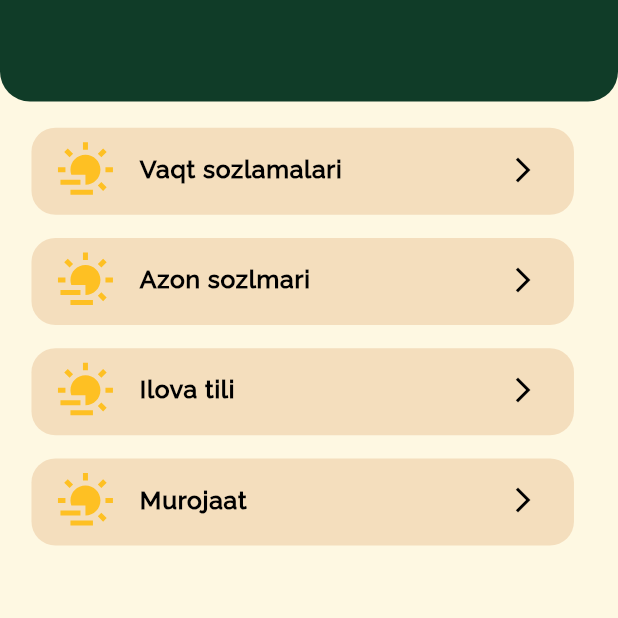
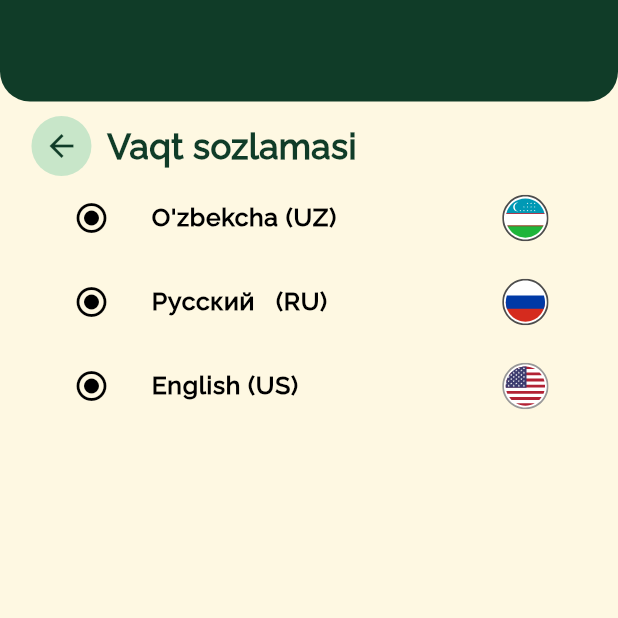
Before and after one commit to azizbek123411/ramazon_taqvimi, a Flutter app: the SettingsPage screen opened directly, after a tap on "Ilova tili", on a phone screen of 412 x 824 dp, the top half of it. Run offline on Flutter 3.47's test engine with Material 3 defaults, Android fonts, the phone set to English and light mode, and no system bars; our stand-ins replace flutter_map, flutter_svg, latlong2, percent_indicator.

Commit message:
settings_page

```diff
--- a/lib/src/ui/pages/nav_bar_pages/settings_page.dart
+++ b/lib/src/ui/pages/nav_bar_pages/settings_page.dart
@@ -3,6 +3,9 @@ import 'package:ramazon_taqvimi/src/config/appColors.dart';
 import 'package:ramazon_taqvimi/src/config/router.dart';
 import 'package:ramazon_taqvimi/src/repository/utils/app_padding.dart';
 import 'package:ramazon_taqvimi/src/repository/utils/screen_utils.dart';
+import 'package:ramazon_taqvimi/src/ui/screens/settings_screens/azon_settings.dart';
+import 'package:ramazon_taqvimi/src/ui/screens/settings_screens/connect_screen.dart';
+import 'package:ramazon_taqvimi/src/ui/screens/settings_screens/language_settings.dart';
 import 'package:ramazon_taqvimi/src/ui/screens/settings_screens/time_settings.dart';
 import 'package:ramazon_taqvimi/src/ui/widgets/settings_list_tile.dart';
 
@@ -49,15 +52,19 @@ class _SettingsPageState extends State<SettingsPage> {
                   size: 20,
                   color: AppColors.blackColor,
                 ),
-                onTap: () {},
-                title: "Azon sozlmari"),
+                onTap: () {
+                  AppRouter.go(context, const AzonSettings());
+                },
+                title: "Azon sozlamari"),
             SettingsListTile(
                 trailing: Icon(
                   Icons.arrow_forward_ios,
                   size: 20,
                   color: AppColors.blackColor,
                 ),
-                onTap: () {},
+                onTap: () {
+                  AppRouter.go(context, const LanguageSettings());
+                },
                 title: "Ilova tili"),
             SettingsListTile(
                 trailing: Icon(
@@ -65,7 +72,9 @@ class _SettingsPageState extends State<SettingsPage> {
                   size: 20,
                   color: AppColors.blackColor,
                 ),
-                onTap: () {},
+                onTap: () {
+                  AppRouter.go(context, const Connect());
+                },
                 title: "Murojaat"),
           ],
         ),
--- /dev/null
+++ b/lib/src/ui/screens/settings_screens/language_settings.dart
@@ -0,0 +1,119 @@
+import 'package:flutter/material.dart';
+import 'package:flutter_svg/svg.dart';
+import 'package:ramazon_taqvimi/src/repository/utils/app_padding.dart';
+import 'package:ramazon_taqvimi/src/repository/utils/screen_utils.dart';
+
+import '../../../config/appColors.dart';
+import '../../../config/font_size.dart';
+import '../../../config/router.dart';
+import '../../../repository/constants/text_styles.dart';
+import '../../../repository/utils/space.dart';
+class LanguageSettings extends StatelessWidget {
+  const LanguageSettings({super.key});
+
+  @override
+  Widget build(BuildContext context) {
+    return Scaffold(
+      appBar: PreferredSize(
+          preferredSize: Size(double.infinity, 70.h),
+          child: Container(
+            decoration: BoxDecoration(
+              color: AppColors.mainGreen,
+              borderRadius: const BorderRadius.only(
+                bottomRight: Radius.circular(20),
+                bottomLeft: Radius.circular(20),
+              ),
+            ),
+          )),
+      backgroundColor: AppColors.mainBackground,
+      body: Padding(
+        padding: Dis.only(lr: 20.w,
+        tb: 10.h),
+        child: Column(
+          children: [
+            Row(
+              children: [
+                CircleAvatar(
+                  backgroundColor: Colors.green.shade100,
+                  child: IconButton(
+                    onPressed: () {
+                      AppRouter.close(context);
+                    },
+                    icon: Icon(
+                      Icons.arrow_back,
+                      color: AppColors.mainGreen,
+                    ),
+                  ),
+                ),
+                WBox(10.w),
+                Text(
+                  "Vaqt sozlamasi",
+                  style: AppTextStyle.instance.w700.copyWith(
+                      fontSize: FontSizeConst.instance.extraLargeFont,
+                      color: AppColors.mainGreen),
+                )
+              ],
+            ),
+            ListTile(
+              leading: IconButton(
+                onPressed: () {},
+                icon: Icon(Icons.radio_button_checked_sharp,
+                    color: AppColors.blackColor),
+              ),
+              title: Text(
+                "O'zbekcha (UZ)",
+                style: AppTextStyle.instance.w700.copyWith(
+                  fontSize: FontSizeConst.instance.mediumFont,
+                  color: AppColors.blackColor,
+                ),
+              ),
+              trailing: SvgPicture.asset(
+                "assets/svg/uzbekistan-flag-round-circle-icon.svg",
+                height: 32.h,
+                width: 32.w,
+              ),
+            ),
+            ListTile(
+              leading: IconButton(
+                onPressed: () {},
+                icon: Icon(
+                  Icons.radio_button_checked_sharp,
+                  color: AppColors.blackColor,
+                ),
+              ),
+              title: Text(
+                "Русский   (RU)",
+                style: AppTextStyle.instance.w700.copyWith(
+                  fontSize: FontSizeConst.instance.mediumFont,
+                  color: AppColors.blackColor,
+                ),
+              ),
+              trailing: SvgPicture.asset(
+                  "assets/svg/russia-flag-round-circle-icon.svg",
+                  height: 32.h,
+                  width: 32.w),
+            ),
+            ListTile(
+              leading: IconButton(
+                onPressed: () {},
+                icon: Icon(Icons.radio_button_checked_sharp,
+                    color: AppColors.blackColor),
+              ),
+              title: Text(
+                "English (US)",
+                style: AppTextStyle.instance.w700.copyWith(
+                  fontSize: FontSizeConst.instance.mediumFont,
+                  color: AppColors.blackColor,
+                ),
+              ),
+              trailing: SvgPicture.asset(
+                  "assets/svg/usa-flag-round-circle-icon.svg",
+                  height: 32.h,
+                  width: 32.w),
+            ),
+          ],
+        ),
+      ),
+    );
+  }
+}
```
Also changed, not shown: lib/src/ui/screens/settings_screens/azon_settings.dart (added, +66 -0 lines), lib/src/ui/screens/settings_screens/connect_screen.dart (added, +77 -0 lines), lib/src/ui/widgets/connect_list_tile.dart (added, +41 -0 lines), assets/svg/email.svg (added), assets/svg/russia-flag-round-circle-icon.svg (added), assets/svg/tel.svg (added), assets/svg/telegram.svg (added), assets/svg/usa-flag-round-circle-icon.svg (added), assets/svg/uzbekistan-flag-round-circle-icon.svg (added).
